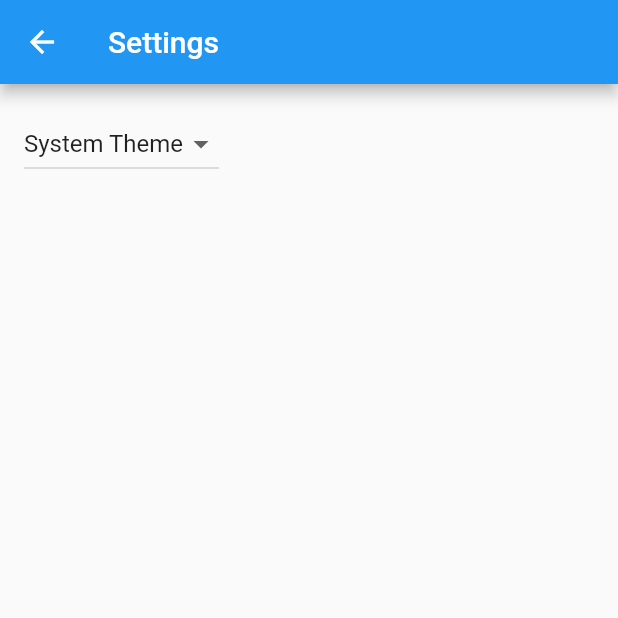
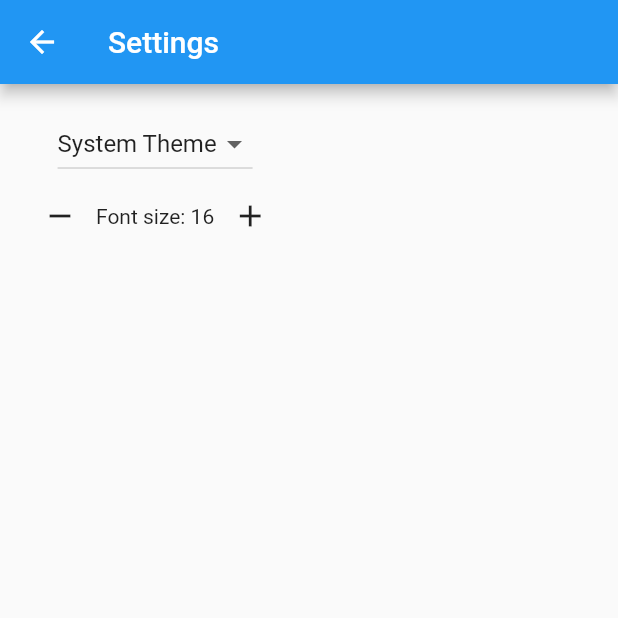
Before and after one commit to IvanVnucec/biblija, a Flutter app: the SettingsView screen opened by its route, on a phone screen of 412 x 824 dp, the top half of it. Run offline on Flutter 3.47's test engine with Material 2 defaults, Android fonts, the phone set to English and light mode, and no system bars; our stand-ins replace flutter_html, preload_page_view.

Commit message:
increase text size settings

```diff
--- a/app/lib/settings/settings_controller.dart
+++ b/app/lib/settings/settings_controller.dart
@@ -17,6 +17,8 @@ class SettingsController with ChangeNotifier {
   // also persisting the changes with the SettingsService.
   late ThemeMode _themeMode;
 
+  late double fontSize;
+
   // Allow Widgets to read the user's preferred ThemeMode.
   ThemeMode get themeMode => _themeMode;
 
@@ -25,6 +27,7 @@ class SettingsController with ChangeNotifier {
   /// settings from the service.
   Future<void> loadSettings() async {
     _themeMode = await _settingsService.themeMode();
+    fontSize = await _settingsService.fontSize();
 
     // Important! Inform listeners a change has occurred.
     notifyListeners();
--- a/app/lib/settings/settings_service.dart
+++ b/app/lib/settings/settings_service.dart
@@ -9,9 +9,16 @@ class SettingsService {
   /// Loads the User's preferred ThemeMode from local or remote storage.
   Future<ThemeMode> themeMode() async => ThemeMode.system;
 
+  Future<double> fontSize() async => 16.0;
+
   /// Persists the user's preferred ThemeMode to local or remote storage.
   Future<void> updateThemeMode(ThemeMode theme) async {
     // Use the shared_preferences package to persist settings locally or the
     // http package to persist settings over the network.
   }
+
+  Future<void> updateFontSize(double size) async {
+    // Use the shared_preferences package to persist settings locally or the
+    // http package to persist settings over the network.
+  }
 }
--- a/app/lib/settings/settings_view.dart
+++ b/app/lib/settings/settings_view.dart
@@ -6,13 +6,17 @@ import 'settings_controller.dart';
 ///
 /// When a user changes a setting, the SettingsController is updated and
 /// Widgets that listen to the SettingsController are rebuilt.
-class SettingsView extends StatelessWidget {
+class SettingsView extends StatefulWidget {
   const SettingsView({super.key, required this.controller});
 
   static const routeName = '/settings';
-
   final SettingsController controller;
 
+  @override
+  State<SettingsView> createState() => _SettingsViewState();
+}
+
+class _SettingsViewState extends State<SettingsView> {
   @override
   Widget build(BuildContext context) {
     return Scaffold(
@@ -25,11 +29,13 @@ class SettingsView extends StatelessWidget {
         //
         // When a user selects a theme from the dropdown list, the
         // SettingsController is updated, which rebuilds the MaterialApp.
-        child: DropdownButton<ThemeMode>(
+        child: Column(
+          children: [
+            DropdownButton<ThemeMode>(
               // Read the selected themeMode from the controller
-          value: controller.themeMode,
+              value: widget.controller.themeMode,
               // Call the updateThemeMode method any time the user selects a theme.
-          onChanged: controller.updateThemeMode,
+              onChanged: widget.controller.updateThemeMode,
               items: const [
                 DropdownMenuItem(
                   value: ThemeMode.system,
@@ -45,6 +51,30 @@ class SettingsView extends StatelessWidget {
                 )
               ],
             ),
+            Row(
+              mainAxisSize: MainAxisSize.min,
+              children: <Widget>[
+                IconButton(
+                  icon: const Icon(Icons.remove),
+                  tooltip: 'Increase font size by 1',
+                  onPressed: () {
+                    widget.controller.fontSize -= 1.0;
+                    setState(() {});
+                  },
+                ),
+                Text('Font size: ${(widget.controller.fontSize.toInt())}'),
+                IconButton(
+                  icon: const Icon(Icons.add),
+                  tooltip: 'Decrease font size by 1',
+                  onPressed: () {
+                    widget.controller.fontSize += 1.0;
+                    setState(() {});
+                  },
+                ),
+              ],
+            )
+          ],
+        ),
       ),
     );
   }
```
Also changed, not shown: app/lib/main.dart (+41 -15 lines). Lines whose indentation alone changed are shown as unchanged.
